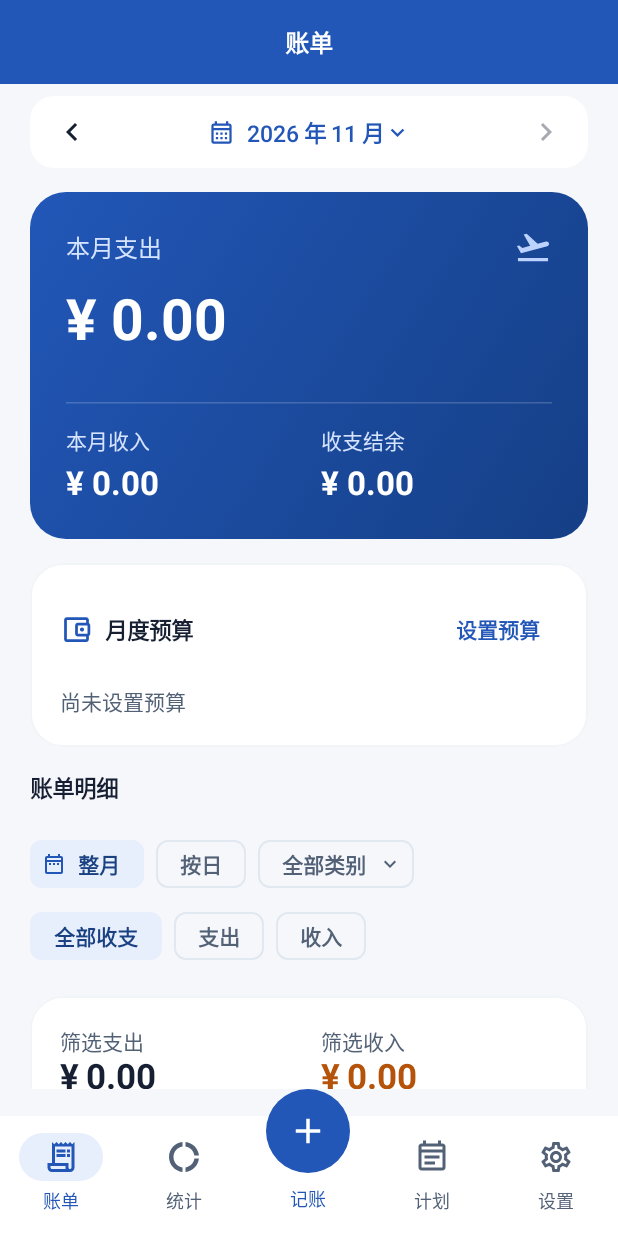
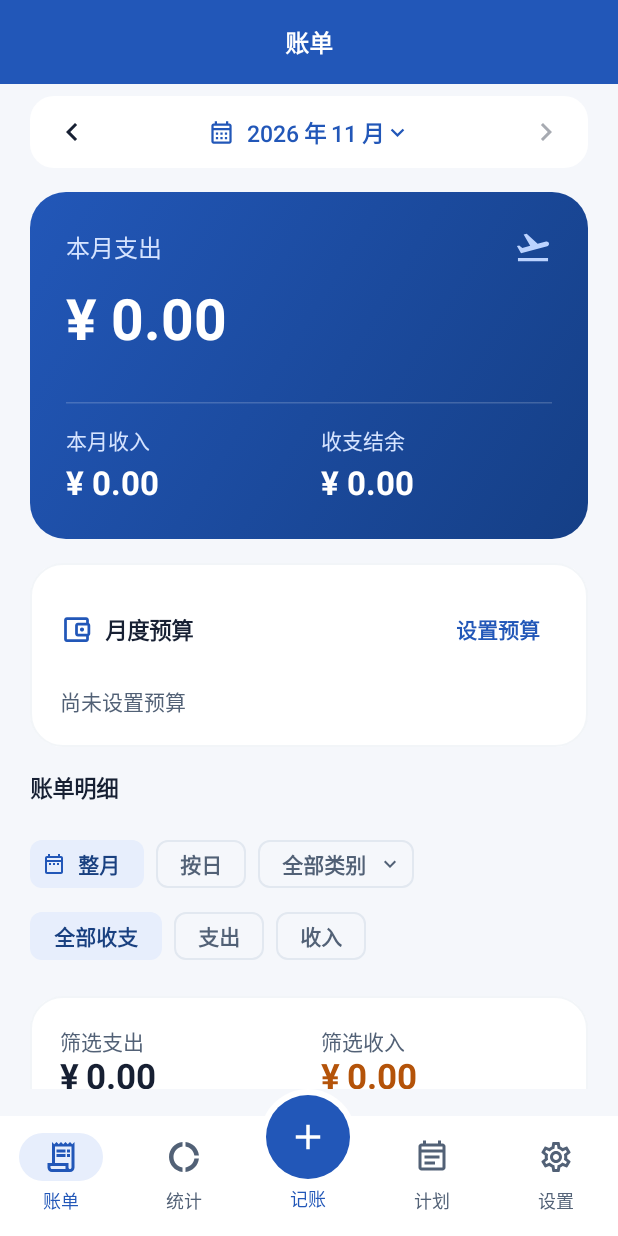
Before and after one commit to Ouniverse-X/AeroLedger, an Android app built with Jetpack Compose: the screen it shows after launch (MainActivity), on a phone screen of 412 x 824 dp. Run offline under Robolectric (Android 15) with nearby library versions, the phone set to English and light mode, and no system bars; our stand-ins replace Room's generated code.

Commit message:
为底部记账按钮添加白色圆环边框

```diff
--- a/app/src/main/java/cn/edu/buaa/ledger/ui/LedgerRoot.kt
+++ b/app/src/main/java/cn/edu/buaa/ledger/ui/LedgerRoot.kt
@@ -14,6 +14,7 @@ import androidx.compose.foundation.*
 import androidx.compose.foundation.layout.*
 import androidx.compose.foundation.lazy.*
 import androidx.compose.foundation.shape.RoundedCornerShape
+import androidx.compose.foundation.shape.CircleShape
 import androidx.compose.material.icons.Icons
 import androidx.compose.material.icons.outlined.*
 import androidx.compose.material3.*
@@ -56,9 +57,11 @@ private enum class Destination(val title: String, val icon: androidx.compose.ui.
             for(position in 0..4) {
                 if(position==2) {
                     Box(Modifier.weight(1f).fillMaxHeight(),contentAlignment=Alignment.TopCenter) {
-                        FilledIconButton(onClick=onRecord,enabled=ready,
-                            modifier=Modifier.size(56.dp).testTag("primary-add").semantics {contentDescription="记账"}) {
-                            Icon(Icons.Outlined.Add,null,Modifier.size(28.dp))
+                        Box(Modifier.size(64.dp).background(Color.White, CircleShape).padding(4.dp)) {
+                            FilledIconButton(onClick=onRecord,enabled=ready,
+                                modifier=Modifier.fillMaxSize().testTag("primary-add").semantics {contentDescription="记账"}) {
+                                Icon(Icons.Outlined.Add,null,Modifier.size(28.dp))
+                            }
                         }
                         Text("记账",Modifier.align(Alignment.BottomCenter).padding(bottom=16.dp),style=MaterialTheme.typography.labelMedium,color=MaterialTheme.colorScheme.primary)
                     }
```
